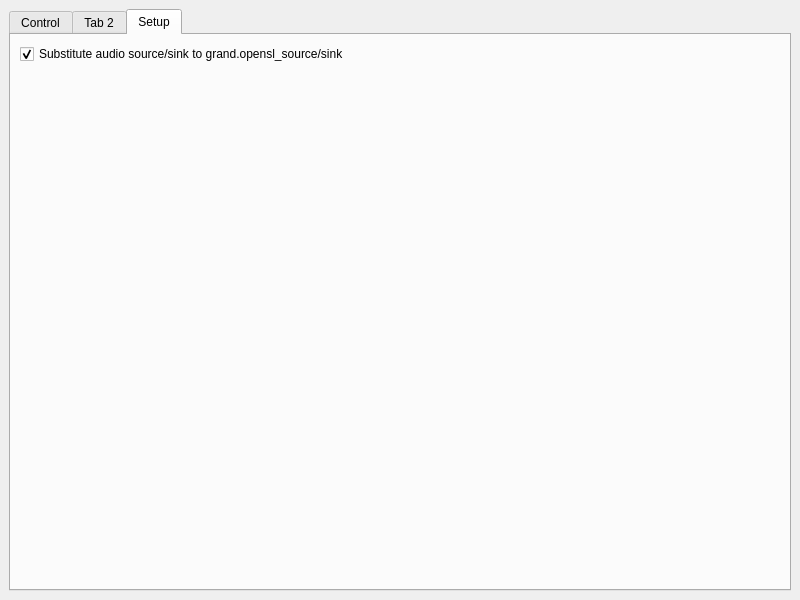
This is ui/mainwindow.ui in analogdevicesinc/gr-flowgraph-runner as Qt 5 draws it before an edit. The edited form follows.
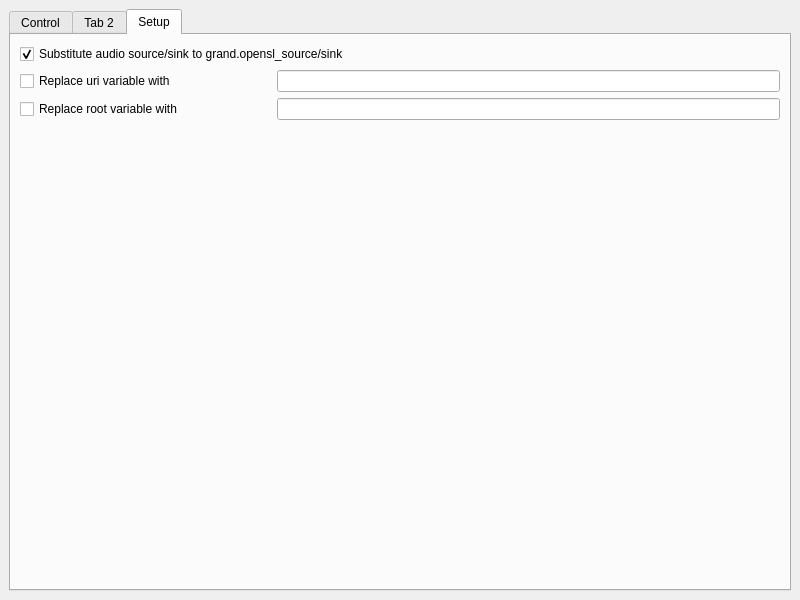
This is the edited form. The open tabs and pages were chosen to show the change.

Commit message: Implement saving preferences and search-and-replace variables in flow

Diff of the .ui file:
```diff
--- a/ui/mainwindow.ui
+++ b/ui/mainwindow.ui
@@ -210,6 +210,40 @@
           </property>
          </widget>
         </item>
+        <item>
+         <layout class="QHBoxLayout" name="horizontalLayout_2" stretch="1,2">
+          <property name="topMargin">
+           <number>0</number>
+          </property>
+          <item>
+           <widget class="QCheckBox" name="chkboxReplaceURI">
+            <property name="text">
+             <string>Replace uri variable with</string>
+            </property>
+           </widget>
+          </item>
+          <item>
+           <widget class="QLineEdit" name="lineeditUri"/>
+          </item>
+         </layout>
+        </item>
+        <item>
+         <layout class="QHBoxLayout" name="horizontalLayout_5" stretch="1,2">
+          <property name="topMargin">
+           <number>0</number>
+          </property>
+          <item>
+           <widget class="QCheckBox" name="chkboxReplaceRoot">
+            <property name="text">
+             <string>Replace root variable with</string>
+            </property>
+           </widget>
+          </item>
+          <item>
+           <widget class="QLineEdit" name="lineeditRoot"/>
+          </item>
+         </layout>
+        </item>
         <item>
          <spacer name="verticalSpacer">
           <property name="orientation">
```
Left out of the diff: 9 changed lines with no effect on the pictures. The commit also changes 7 other files.
